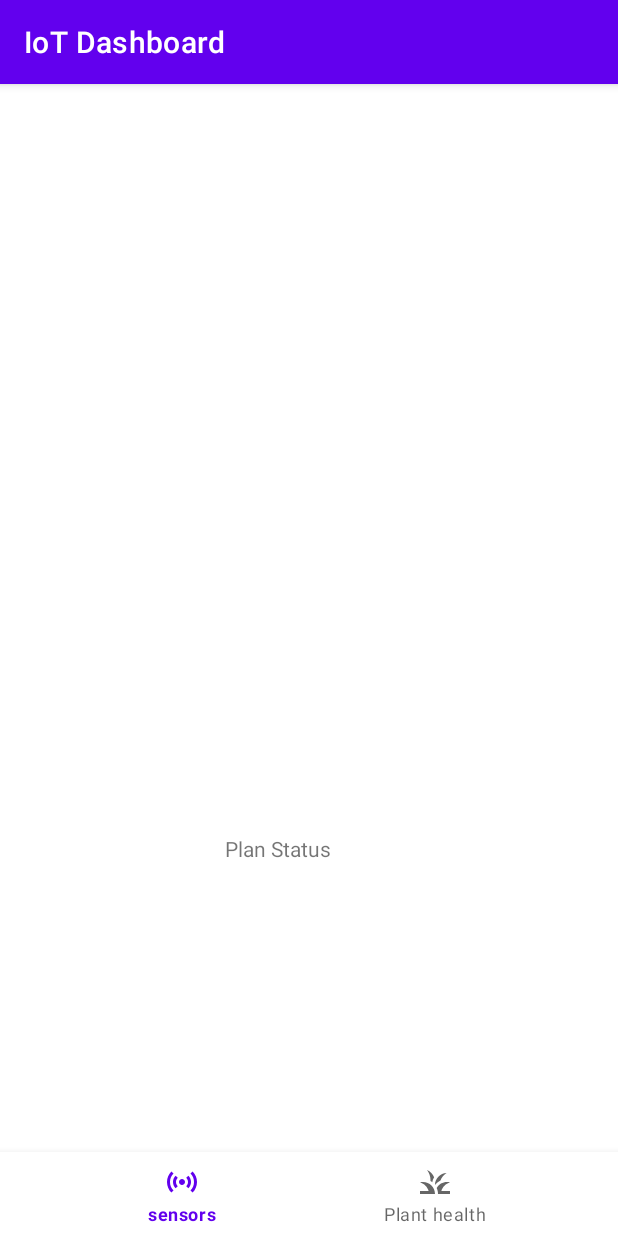
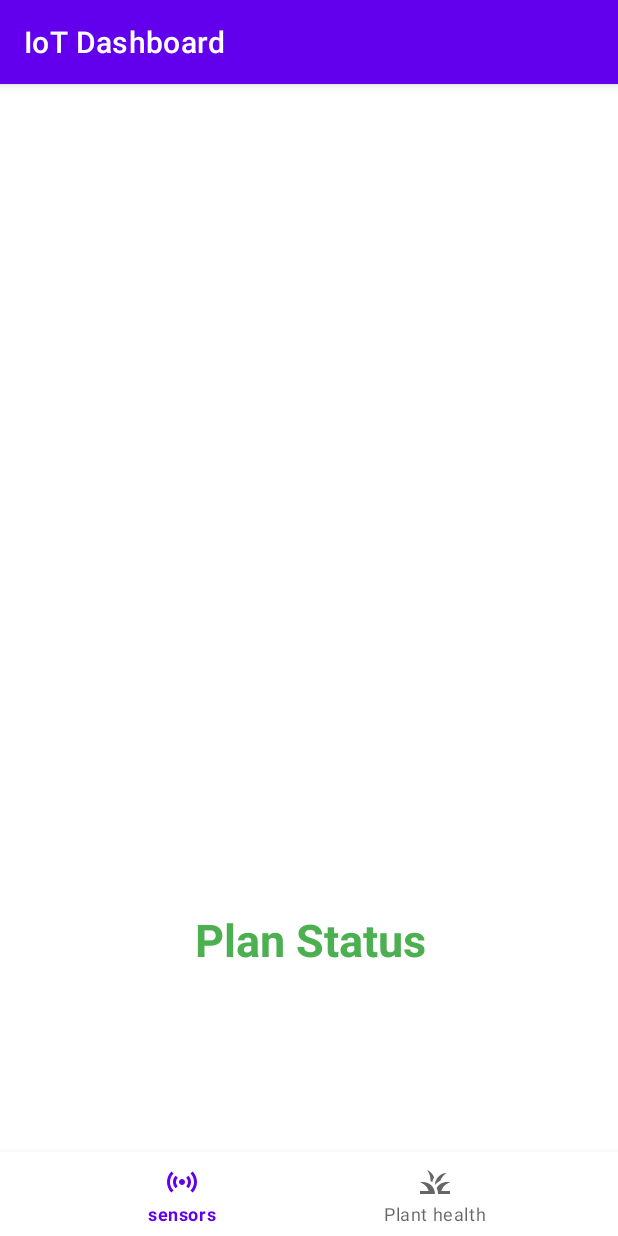
Before and after one commit to hardcoresummer/AIoT, an Android app: the PlantHealthFragment screen opened through its navigation route, on a phone screen of 412 x 824 dp. Run offline under Robolectric (Android 15) with nearby library versions, the phone set to English and light mode, and no system bars; our stand-ins replace Volley; libraries missing offline, so code that uses them is left out: org.eclipse.paho; 12 statements that could not run were skipped.

Commit message:
UI Design
Change Toggle Button to Switch and refill some color

```diff
--- a/IoTDashboard/app/src/main/java/com/project/iotdashboard/MQTTHelper.java
+++ b/IoTDashboard/app/src/main/java/com/project/iotdashboard/MQTTHelper.java
@@ -25,8 +25,8 @@ public class MQTTHelper {
 
     final String clientId = "12312122";
     final String serverUri = "tcp://io.adafruit.com:1883";
-    final String username = "username";
-    final String password = "password";
+    final String username = "thaotran";
+    final String password = "aio_OyIH1218DI45fuC2e6xAF5NLxA7v";
 
     public MQTTHelper(Context context,String[] topics) {
         arrayTopics = topics;
--- a/IoTDashboard/app/src/main/java/com/project/iotdashboard/SensorFragment.java
+++ b/IoTDashboard/app/src/main/java/com/project/iotdashboard/SensorFragment.java
@@ -2,6 +2,7 @@ package com.project.iotdashboard;
 
 import android.os.Bundle;
 
+import androidx.appcompat.widget.SwitchCompat;
 import androidx.fragment.app.Fragment;
 
 import android.util.Log;
@@ -34,7 +35,7 @@ public class SensorFragment extends Fragment {
 
 
     TextView txtTemp, txtHumi;
-    ToggleButton btnPump, btnFan;
+    SwitchCompat btnPump, btnFan;
     private MQTTHelper mqttHelper;
     public SensorFragment() {
         // Required empty public constructor
--- /dev/null
+++ b/IoTDashboard/app/src/main/res/drawable/switch_thumb.xml
@@ -0,0 +1,5 @@
+<?xml version="1.0" encoding="utf-8"?>
+<selector xmlns:android="http://schemas.android.com/apk/res/android">
+    <item android:state_checked="true"  android:color="#03A9F4" />
+    <item android:color="#FFFFFF" />
+</selector>
--- /dev/null
+++ b/IoTDashboard/app/src/main/res/drawable/switch_track.xml
@@ -0,0 +1,5 @@
+<?xml version="1.0" encoding="utf-8"?>
+<selector xmlns:android="http://schemas.android.com/apk/res/android">
+    <item android:state_checked="true"  android:color="#72BAFE" />
+    <item android:color="#B2B2B3" />
+</selector>
--- a/IoTDashboard/app/src/main/res/layout/activity_main.xml
+++ b/IoTDashboard/app/src/main/res/layout/activity_main.xml
@@ -19,11 +19,14 @@
         app:defaultNavHost="true"
         app:navGraph="@navigation/nav_graph"
         tools:layout="@layout/fragment_plant_health" />
+
     <FrameLayout
         android:id="@+id/frame_container"
         android:layout_width="match_parent"
         android:layout_height="match_parent"
-        app:layout_behavior="@string/appbar_scrolling_view_behavior" >
+        app:layout_behavior="@string/appbar_scrolling_view_behavior"
+        tools:layout_editor_absoluteX="0dp"
+        tools:layout_editor_absoluteY="0dp">
 
         <com.google.android.material.bottomnavigation.BottomNavigationView
             android:id="@+id/bottom_navigation"
@@ -34,5 +37,4 @@
     </FrameLayout>
 
 
-
 </androidx.constraintlayout.widget.ConstraintLayout>
--- a/IoTDashboard/app/src/main/res/layout/fragment_plant_health.xml
+++ b/IoTDashboard/app/src/main/res/layout/fragment_plant_health.xml
@@ -19,9 +19,12 @@
         android:id="@+id/textView5"
         android:layout_width="wrap_content"
         android:layout_height="wrap_content"
-        android:paddingTop="500dp"
-        android:paddingBottom="5dp"
-        android:layout_marginLeft="150dp"
-        android:text="Plan Status" />
+        android:paddingTop="550dp"
+        android:paddingBottom="50dp"
+        android:layout_marginLeft="130dp"
+        android:text="Plan Status"
+        android:textSize="30sp"
+        android:textColor="#4CAF50"
+        android:textStyle="bold" />
 
 </FrameLayout>
```
Also changed, not shown: IoTDashboard/app/src/main/res/layout/fragment_sensor.xml (+10 -8 lines).
